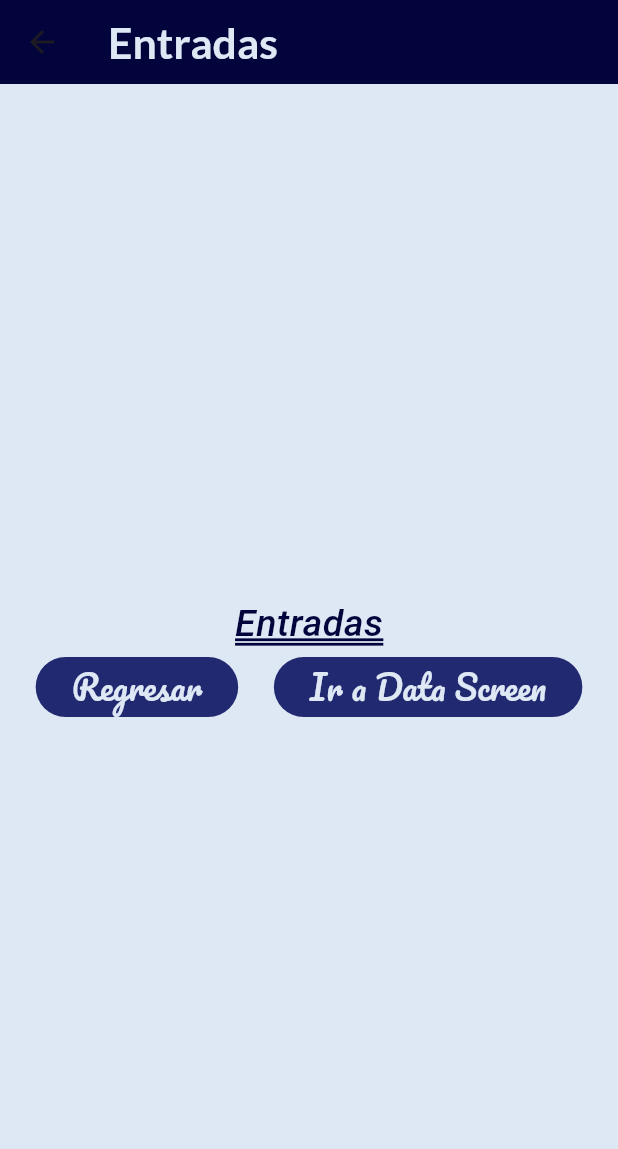
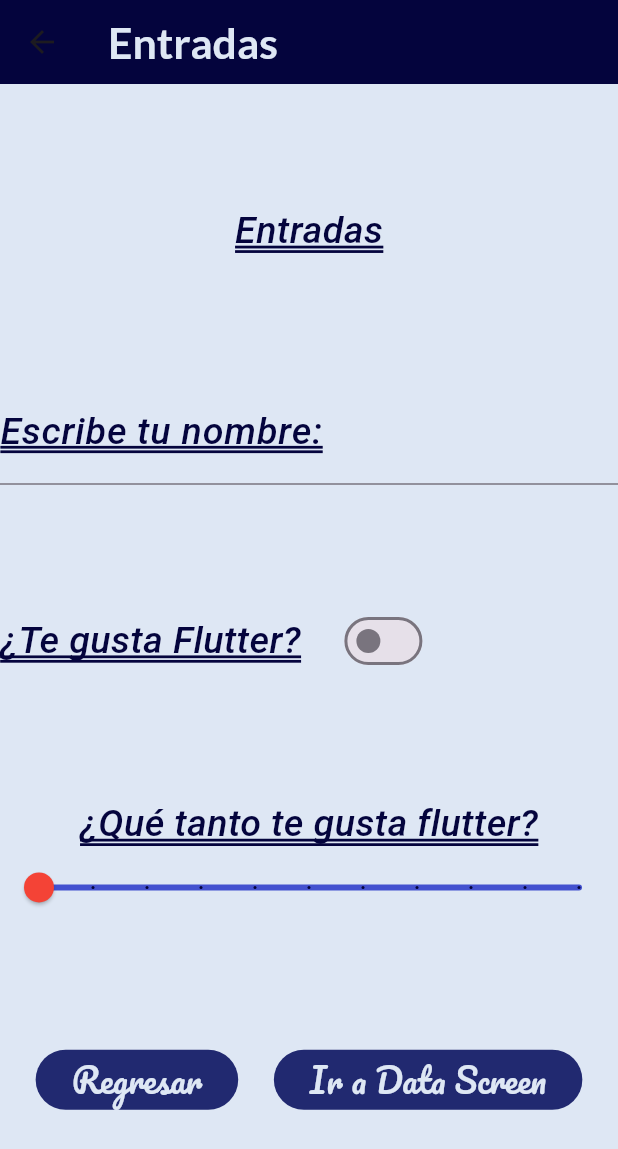
Before and after one commit to gnievap/componentes_flutter5c, a Flutter app: the InputsScreen screen opened directly, on a phone screen of 412 x 824 dp. Shown: the top 1149 px of the screen. Run offline on Flutter 3.47's test engine with Material 3 defaults, Android fonts, the phone set to English and light mode, and no system bars; our stand-ins replace google_fonts; Roboto replaces fonts that are missing (Acme).

Commit message:
Adding Swith and Slider into InputsScreen

```diff
--- a/lib/screens/inputs_screen.dart
+++ b/lib/screens/inputs_screen.dart
@@ -9,17 +9,22 @@ class InputsScreen extends StatefulWidget {
 }
 
 class _InputsScreenState extends State<InputsScreen> {
+  bool valueSwitch = false;
+  double valueSlider = 0.0;
   @override
   Widget build(BuildContext context) {
     return Scaffold(
       appBar: AppBar(title: const Text('Entradas')),
       body: Column(
-        mainAxisAlignment: MainAxisAlignment.center,
+        mainAxisAlignment: MainAxisAlignment.spaceEvenly,
         children: [
           Text(
             'Entradas',
             style: AppTheme.lightTheme.textTheme.headlineLarge,
           ),
+          entradaTexto(),
+          entradaSwitch(),
+          entradaSlider(),
           const Row(
             mainAxisAlignment: MainAxisAlignment.spaceEvenly,
             children: [
@@ -41,4 +46,64 @@ class _InputsScreenState extends State<InputsScreen> {
       ),
     );
   }
+
+  TextField entradaTexto() {
+    return TextField(
+      style: AppTheme.lightTheme.textTheme.headlineMedium,
+      decoration: InputDecoration(
+        border: const UnderlineInputBorder(),
+        labelText: 'Escribe tu nombre:',
+        labelStyle: AppTheme.lightTheme.textTheme.headlineLarge,
+      ),
+    );
+  }
+
+  Row entradaSwitch() {
+    return Row(
+      children: <Widget>[
+        Text(
+          '¿Te gusta Flutter?',
+          style: AppTheme.lightTheme.textTheme.headlineLarge,
+        ),
+        const SizedBox(
+          width: 25.0,
+        ),
+        Switch(
+          value: valueSwitch,
+          onChanged: (value) {
+            setState(() {
+              valueSwitch = value;
+              print('Estado del switch: $valueSwitch');
+            });
+          },
+        ),
+      ],
+    );
+  }
+
+  Column entradaSlider() {
+    return Column(
+      children: [
+        Text(
+          '¿Qué tanto te gusta flutter?',
+          style: AppTheme.lightTheme.textTheme.headlineLarge,
+        ),
+        Slider(
+            min: 0.0,
+            max: 10.0,
+            value: valueSlider,
+            activeColor: AppTheme.mainColor,
+            inactiveColor: AppTheme.accentColor2,
+            thumbColor: Colors.red,
+            divisions: 10,
+            label: '${valueSlider.round()}',
+            onChanged: (value) {
+              setState(() {
+                valueSlider = value;
+                print('Valor del slider: $valueSlider');
+              });
+            }),
+      ],
+    );
+  }
 }
--- a/lib/theme/app_theme.dart
+++ b/lib/theme/app_theme.dart
@@ -5,6 +5,7 @@ class AppTheme {
   // Declaraciones de color
   static const mainColor = Color.fromARGB(255, 4, 4, 61);
   static const accentColor = Color.fromARGB(255, 33, 41, 112);
+  static const accentColor2 = Color.fromARGB(255, 67, 81, 207);
   static const backColor = Color.fromARGB(255, 222, 231, 244);
 
   // Declaraciones del tema claro
@@ -46,6 +47,13 @@ class AppTheme {
         decorationThickness: 1.5,
         fontStyle: FontStyle.italic,
       ),
+      headlineMedium: GoogleFonts.acme(
+        color: mainColor,
+        fontSize: 21.5,
+        fontWeight: FontWeight.w500,
+        decorationStyle: TextDecorationStyle.double,
+        decorationThickness: 1.5,
+      ),
       //Textos muy pequeños
       bodySmall: GoogleFonts.montserrat(
         color: accentColor,
```
